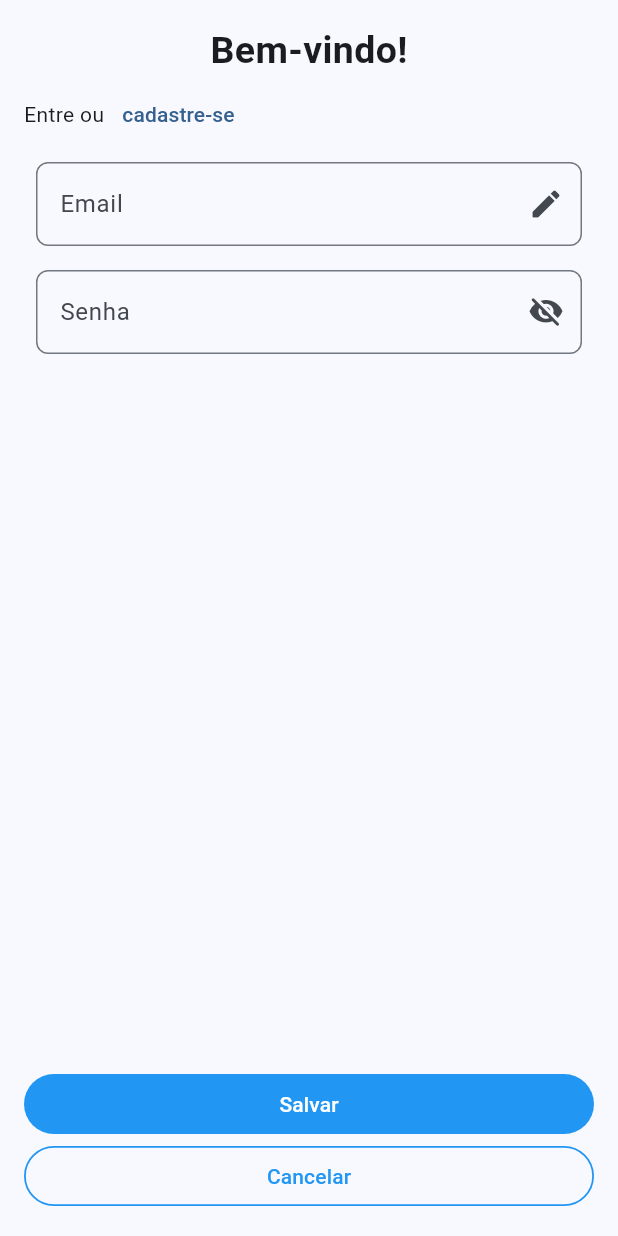
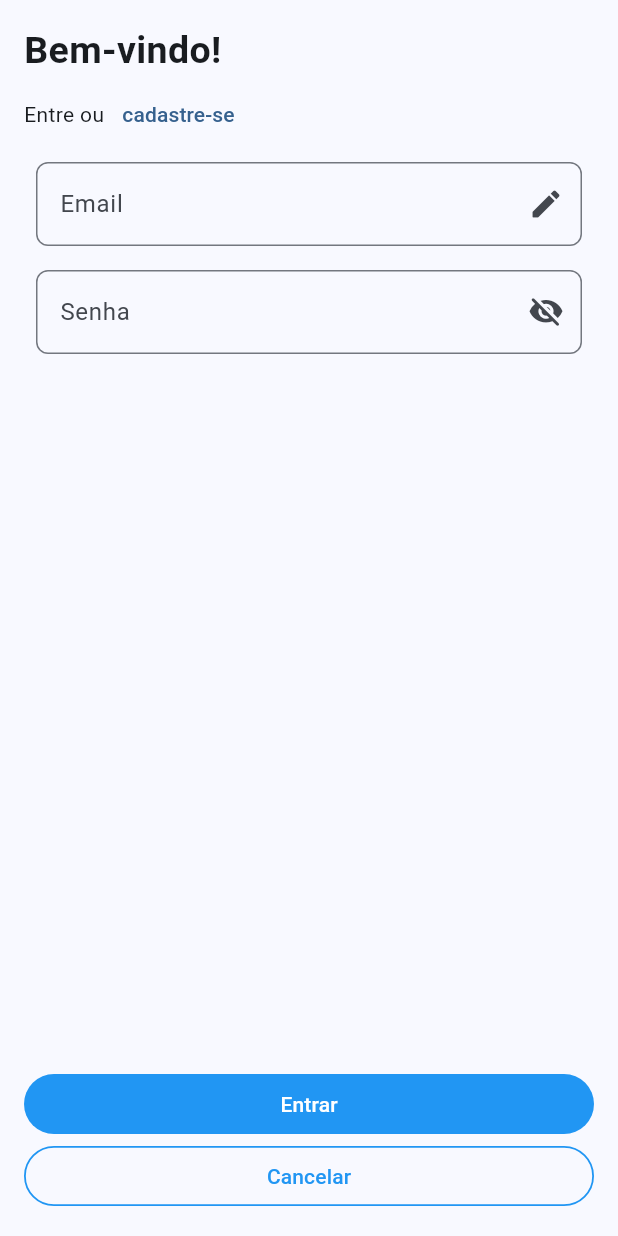
Before and after one commit to GustavoHerreroNunes/maps_routes, a Flutter app: the screen it shows after launch, after a tap on "Cancelar", on a phone screen of 412 x 824 dp. Run offline on Flutter 3.47's test engine with Material 3 defaults, Android fonts, the light colour scheme and no system bars; missing offline and left inert: dart:html.

Commit message:
Add: DefaultButton widget

```diff
--- a/lib/features/login/presentation/pages/login_page.dart
+++ b/lib/features/login/presentation/pages/login_page.dart
@@ -1,5 +1,6 @@
 import 'package:flutter/material.dart';
 import 'package:maps_route_app/constants/routes_const.dart';
+import 'package:maps_route_app/features/widgets/default_button.dart';
 import 'package:maps_route_app/features/widgets/default_text_field_widget.dart';
 import 'dart:html';
 
@@ -61,8 +62,8 @@ class _LoginPageState extends State<LoginPage> {
       _txbEmail(_txbEmailController),
       _txbPass(_txbPassController),
       const Spacer(),
-      _btnSubmit(context),
-      _btnCancel(context)
+      _btnSubmit(),
+      _btnCancel()
     ];
 
     return Scaffold(
@@ -71,6 +72,7 @@ class _LoginPageState extends State<LoginPage> {
         child: Form(
           key: _frmLoginKey,
           child: Column(
+            crossAxisAlignment: CrossAxisAlignment.start,
             children: _loginElements
           )
         )
@@ -92,41 +94,19 @@ class _LoginPageState extends State<LoginPage> {
     return DefaultTextField(label, inputType, controller);
   }
 
-  Widget _btnSubmit(BuildContext context) {
-    final theme = Theme.of(context);
+  Widget _btnSubmit() {
+    void onPressed () {
+      window.console.info('[btnSubmit] pressed');
+    }
 
-    return TextButton(
-      onPressed: () {
-        window.console.info("[btnSubmit] clicked");
-      },
-      style: TextButton.styleFrom(
-        foregroundColor: Colors.white,
-        backgroundColor: Colors.blue,
-        minimumSize: const Size(double.infinity, 40)
-      ),
-
-      child: const Text("Salvar")
-    );
+    return DefaultButton("Entrar", ButtonStyleType.primary, onPressed);
   }
 
-  Widget _btnCancel(BuildContext context) {
-    final theme = Theme.of(context);
+  Widget _btnCancel() {
+    void onPressed () {
+      window.console.info('[btnCacel] pressed');
+    }
 
-    return OutlinedButton(
-      onPressed: () {
-        window.console.info("[btnCancel] clicked");
-      },
-      style: OutlinedButton.styleFrom(
-        foregroundColor: Colors.blue,
-        backgroundColor: Colors.transparent,
-        side: const BorderSide(
-          color: Colors.blue,
-          width: 1.2
-        ),
-        minimumSize: const Size(double.infinity, 40)
-      ),
-
-      child: const Text("Cancelar")
-    );
+    return DefaultButton("Cancelar", ButtonStyleType.secondary, onPressed);
   }
 }
--- /dev/null
+++ b/lib/features/widgets/default_button.dart
@@ -0,0 +1,59 @@
+import 'package:flutter/material.dart';
+
+enum ButtonStyleType{
+  primary,
+  secondary,
+  disabled
+}
+
+class DefaultButton extends StatelessWidget {
+  String label;
+  ButtonStyleType style;
+  VoidCallback onPressed;
+
+  DefaultButton(
+    this.label,
+    this.style,
+    this.onPressed,
+    {super.key}
+  );
+
+  @override
+  Widget build(BuildContext context) {
+    final buttonStyle = style == ButtonStyleType.primary
+      ? TextButton.styleFrom(
+          foregroundColor: Colors.white,
+          backgroundColor: Colors.blue,
+          minimumSize: const Size(double.infinity, 40)
+        )
+      : style == ButtonStyleType.secondary
+      ? OutlinedButton.styleFrom(
+          foregroundColor: Colors.blue,
+          backgroundColor: Colors.transparent,
+          side: const BorderSide(
+            color: Colors.blue,
+            width: 1.2
+          ),
+          minimumSize: const Size(double.infinity, 40)
+        )
+      : TextButton.styleFrom(
+          foregroundColor: Colors.black,
+          backgroundColor: Colors.grey,
+          minimumSize: const Size(double.infinity, 40)
+        );
+
+    if(style == ButtonStyleType.secondary){
+      return OutlinedButton(
+        onPressed: onPressed,
+        style: buttonStyle,
+        child: Text(label)
+      );
+    }else{
+      return TextButton(
+        onPressed: onPressed,
+        style: buttonStyle,
+        child: Text(label)
+      );
+    }
+  }
+}
```
